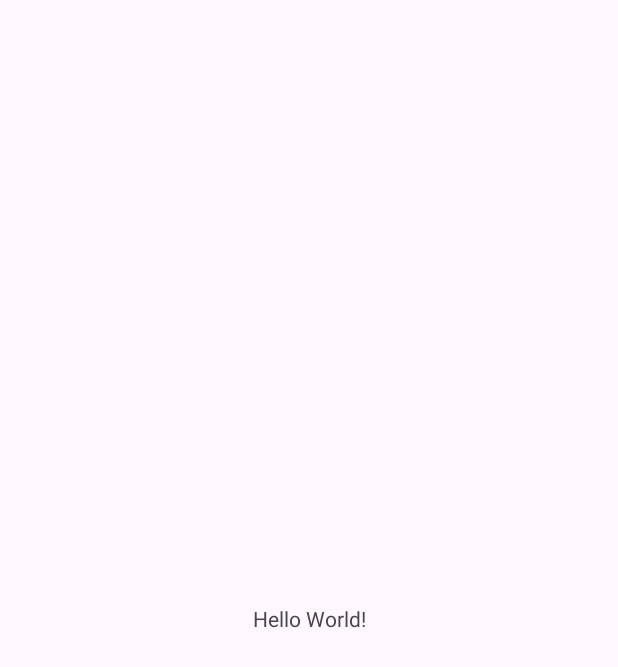
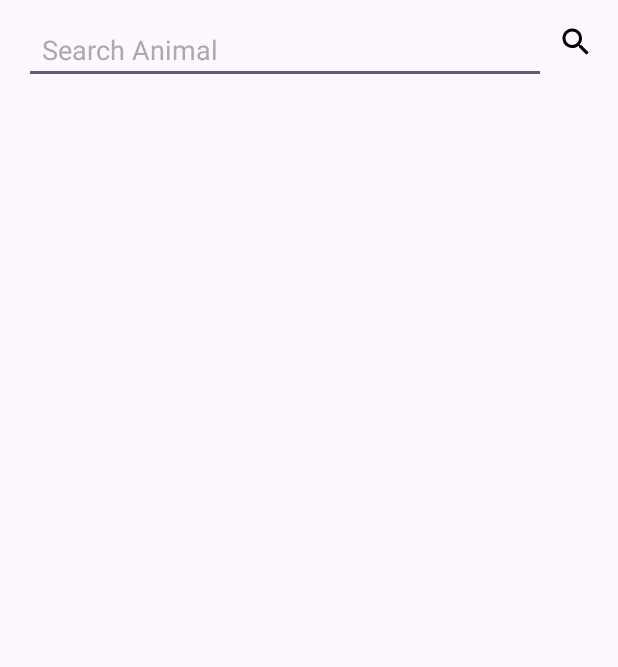
Before and after one commit to skeercg/android_lab_2, an Android app: the screen it shows after launch (MainActivity), on a phone screen of 412 x 824 dp. Before the commit the part shown is almost empty. Shown: the top 667 px of the screen. Run offline under Robolectric (Android 15) with nearby library versions, the phone set to English and light mode, and no system bars.

```diff
--- a/app/src/main/AndroidManifest.xml
+++ b/app/src/main/AndroidManifest.xml
@@ -1,6 +1,9 @@
 <?xml version="1.0" encoding="utf-8"?>
 <manifest xmlns:android="http://schemas.android.com/apk/res/android"
     xmlns:tools="http://schemas.android.com/tools">
+
+    <uses-permission android:name="android.permission.INTERNET" />
+    <uses-permission android:name="android.permission.ACCESS_NETWORK_STATE" />
 
     <application
         android:allowBackup="true"
--- a/app/src/main/java/com/example/animalsapp/fragment/AnimalListFragment.kt
+++ /dev/null
@@ -1,6 +0,0 @@
-package com.example.animalsapp.fragment
-
-import androidx.fragment.app.Fragment
-
-class AnimalListFragment : Fragment() {
-}
--- /dev/null
+++ b/app/src/main/java/com/example/animalsapp/fragment/AnimalsListFragment.kt
@@ -0,0 +1,67 @@
+package com.example.animalsapp.fragment
+
+import android.os.Bundle
+import android.util.Log
+import android.view.LayoutInflater
+import android.view.View
+import android.view.ViewGroup
+import androidx.fragment.app.Fragment
+import com.example.animalsapp.data.model.Animal
+import com.example.animalsapp.data.network.ApiClient
+import com.example.animalsapp.databinding.AnimalsListFragmentBinding
+import retrofit2.Call
+import retrofit2.Callback
+import retrofit2.Response
+
+class AnimalsListFragment : Fragment() {
+    private val apiClient: ApiClient by lazy {
+        ApiClient
+    }
+
+    private val adapter: AnimalsListAdapter by lazy {
+        AnimalsListAdapter()
+    }
+
+    private var _binding: AnimalsListFragmentBinding? = null
+    private val binding
+        get() = _binding!!
+
+    override fun onCreateView(
+        inflater: LayoutInflater,
+        container: ViewGroup?,
+        savedInstanceState: Bundle?
+    ): View? {
+        _binding = AnimalsListFragmentBinding.inflate(inflater, container, false)
+
+        _binding?.searchButton?.setOnClickListener {
+            searchAnimals(_binding?.editText?.text.toString())
+        }
+
+        return _binding?.root
+    }
+
+    override fun onViewCreated(view: View, savedInstanceState: Bundle?) {
+        super.onViewCreated(view, savedInstanceState)
+        setupUI()
+    }
+
+    private fun setupUI() {
+        with(binding) {
+            animalsList.adapter = adapter
+        }
+    }
+
+
+    private fun searchAnimals(text: String) {
+        apiClient.animalsApi.getAnimals(text).enqueue(object : Callback<List<Animal>> {
+            override fun onResponse(call: Call<List<Animal>>, response: Response<List<Animal>>) {
+                adapter.setItems(response.body())
+                Log.d("API", "${response.body()}")
+            }
+
+            override fun onFailure(call: Call<List<Animal>>, t: Throwable) {
+                Log.d("API_ERROR", "${t.message}")
+            }
+        })
+    }
+}
--- /dev/null
+++ b/app/src/main/res/drawable/baseline_search_24.xml
@@ -0,0 +1,5 @@
+<vector xmlns:android="http://schemas.android.com/apk/res/android" android:height="24dp" android:tint="#000000" android:viewportHeight="24" android:viewportWidth="24" android:width="24dp">
+
+    <path android:fillColor="@android:color/white" android:pathData="M15.5,14h-0.79l-0.28,-0.27C15.41,12.59 16,11.11 16,9.5 16,5.91 13.09,3 9.5,3S3,5.91 3,9.5 5.91,16 9.5,16c1.61,0 3.09,-0.59 4.23,-1.57l0.27,0.28v0.79l5,4.99L20.49,19l-4.99,-5zM9.5,14C7.01,14 5,11.99 5,9.5S7.01,5 9.5,5 14,7.01 14,9.5 11.99,14 9.5,14z"/>
+
+</vector>
--- a/app/src/main/res/layout/activity_main.xml
+++ b/app/src/main/res/layout/activity_main.xml
@@ -1,19 +1,15 @@
 <?xml version="1.0" encoding="utf-8"?>
 <androidx.constraintlayout.widget.ConstraintLayout xmlns:android="http://schemas.android.com/apk/res/android"
-    xmlns:app="http://schemas.android.com/apk/res-auto"
     xmlns:tools="http://schemas.android.com/tools"
     android:id="@+id/main"
     android:layout_width="match_parent"
     android:layout_height="match_parent"
     tools:context=".MainActivity">
 
-    <TextView
-        android:layout_width="wrap_content"
-        android:layout_height="wrap_content"
-        android:text="Hello World!"
-        app:layout_constraintBottom_toBottomOf="parent"
-        app:layout_constraintEnd_toEndOf="parent"
-        app:layout_constraintStart_toStartOf="parent"
-        app:layout_constraintTop_toTopOf="parent" />
+    <fragment
+        android:id="@+id/animals_list_fragment"
+        android:name="com.example.animalsapp.fragment.AnimalsListFragment"
+        android:layout_width="match_parent"
+        android:layout_height="match_parent" />
 
 </androidx.constraintlayout.widget.ConstraintLayout>
--- a/app/src/main/res/layout/animal_list_fragment.xml
+++ /dev/null
@@ -1,6 +0,0 @@
-<?xml version="1.0" encoding="utf-8"?>
-<androidx.constraintlayout.widget.ConstraintLayout xmlns:android="http://schemas.android.com/apk/res/android"
-    android:layout_width="match_parent"
-    android:layout_height="match_parent">
-
-</androidx.constraintlayout.widget.ConstraintLayout>
--- /dev/null
+++ b/app/src/main/res/layout/animals_list_fragment.xml
@@ -0,0 +1,52 @@
+<?xml version="1.0" encoding="utf-8"?>
+<androidx.constraintlayout.widget.ConstraintLayout xmlns:android="http://schemas.android.com/apk/res/android"
+    xmlns:app="http://schemas.android.com/apk/res-auto"
+    android:id="@+id/animals_list_fragment"
+    android:layout_width="match_parent"
+    android:layout_height="match_parent">
+
+    <LinearLayout
+        android:id="@+id/search_field"
+        android:layout_width="0dp"
+        android:layout_height="wrap_content"
+        android:orientation="horizontal"
+        android:padding="16dp"
+        app:layout_constraintEnd_toEndOf="parent"
+        app:layout_constraintHorizontal_bias="0.5"
+        app:layout_constraintStart_toStartOf="parent"
+        app:layout_constraintTop_toTopOf="parent">
+
+        <EditText
+            android:id="@+id/edit_text"
+            android:layout_width="0dp"
+            android:layout_height="40dp"
+            android:layout_marginEnd="8dp"
+            android:layout_weight="1"
+            android:hint="@string/search_hint"
+            android:imeOptions="actionSearch"
+            android:paddingStart="12dp"
+            android:paddingEnd="12dp"
+            android:textColor="@android:color/black"
+            android:textColorHint="@android:color/darker_gray" />
+
+        <ImageButton
+            android:id="@+id/search_button"
+            android:layout_width="wrap_content"
+            android:layout_height="wrap_content"
+            android:background="?attr/selectableItemBackgroundBorderless"
+            android:src="@drawable/baseline_search_24" />
+
+    </LinearLayout>
+
+    <androidx.recyclerview.widget.RecyclerView
+        android:id="@+id/animals_list"
+        android:layout_width="0dp"
+        android:layout_height="0dp"
+        app:layoutManager="androidx.recyclerview.widget.LinearLayoutManager"
+        app:layout_constraintBottom_toBottomOf="parent"
+        app:layout_constraintEnd_toEndOf="parent"
+        app:layout_constraintHorizontal_bias="0.5"
+        app:layout_constraintStart_toStartOf="parent"
+        app:layout_constraintTop_toBottomOf="@+id/search_field" />
+
+</androidx.constraintlayout.widget.ConstraintLayout>
--- a/app/src/main/res/values/strings.xml
+++ b/app/src/main/res/values/strings.xml
@@ -1,3 +1,8 @@
 <resources>
     <string name="app_name">Animals App</string>
+    <string name="search_hint">Search Animal</string>
+    <string name="animal_scientific_name">Scientific Name: %s</string>
+    <string name="animal_habitat">Habitat: %s</string>
+    <string name="animal_diet">Diet: %s</string>
+    <string name="animal_life_span">Life Span: %s</string>>
 </resources>
```
Also changed, not shown: app/build.gradle.kts (+6 -1 lines), app/src/main/java/com/example/animalsapp/data/model/Animal.kt (added, +10 -0 lines), app/src/main/java/com/example/animalsapp/data/model/Characteristics.kt (added, +44 -0 lines), app/src/main/java/com/example/animalsapp/data/model/Taxonomy.kt (added, +16 -0 lines), app/src/main/java/com/example/animalsapp/data/network/AnimalsApi.kt (added, +11 -0 lines), app/src/main/java/com/example/animalsapp/data/network/ApiClient.kt (added, +33 -0 lines), app/src/main/java/com/example/animalsapp/fragment/AnimalsListAdapter.kt (added, +59 -0 lines), app/src/main/res/layout/animal_card.xml (added, +55 -0 lines).
